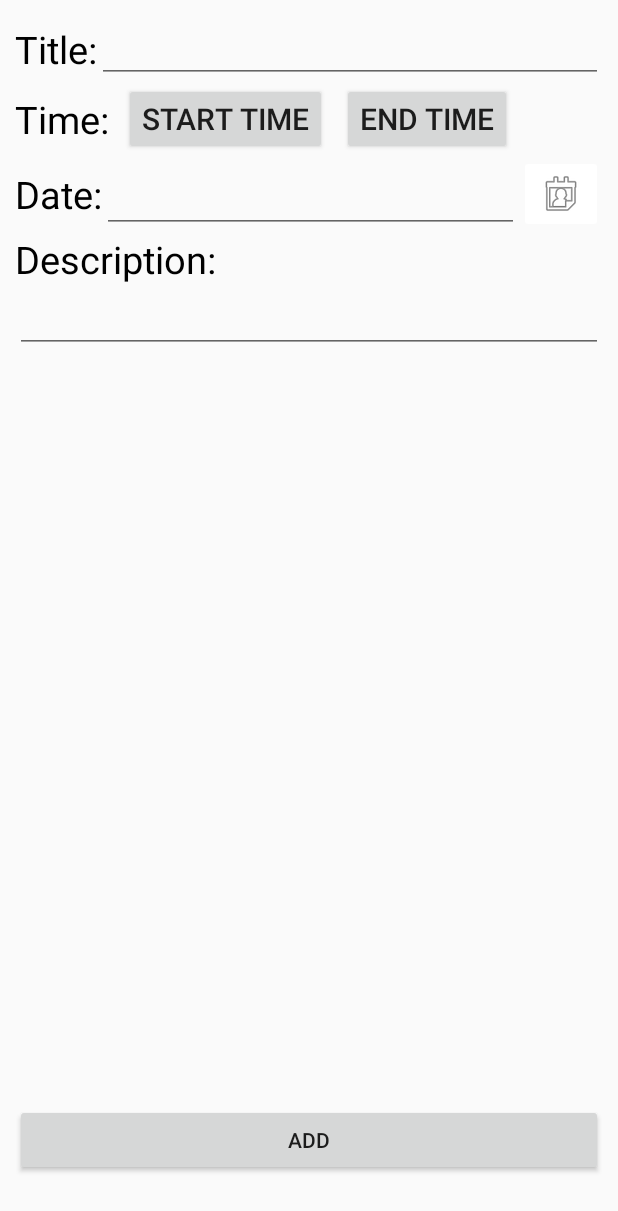
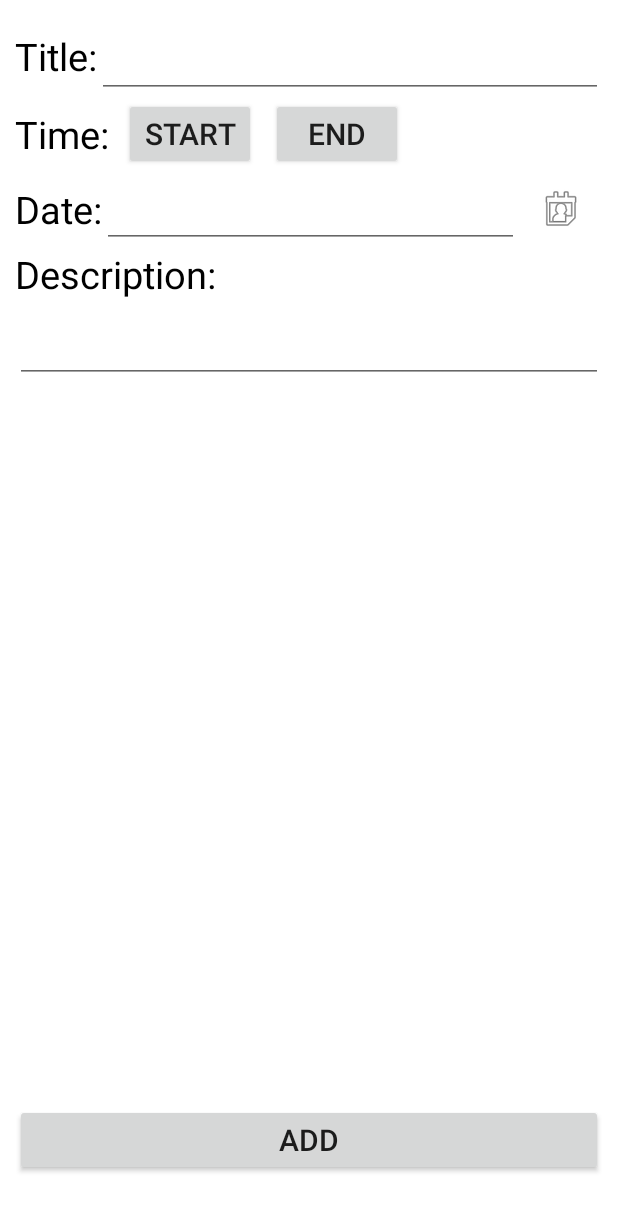
Before and after one commit to Gevorkyan-Narek/Diary, an Android app: the fragment EventViewFragment placed in its activity, on a phone screen of 412 x 824 dp. Shown: the top 1211 px of the screen. Run offline under Robolectric (Android 15) with nearby library versions, the light colour scheme and no system bars; libraries missing offline, so code that uses them is left out: com.jakewharton.threetenabp, io.realm; 4 statements that could not run were skipped.

Commit message:
Добавлена возможность просмотра и изменения событий

```diff
--- a/app/src/main/java/com/cyclone/diary/Model/Event.kt
+++ b/app/src/main/java/com/cyclone/diary/Model/Event.kt
@@ -8,7 +8,7 @@ import java.util.*
 open class Event(
     @PrimaryKey open var id: Int = 0,
     open var title: String = "",
-    open var time: String = "",
+    open var starttime: String = "",
     open var endtime: String = "",
     open var date: String = "",
     open var description: String = ""
--- a/app/src/main/java/com/cyclone/diary/Model/EventModel.kt
+++ b/app/src/main/java/com/cyclone/diary/Model/EventModel.kt
@@ -20,7 +20,7 @@ class EventModel : EventInterface {
     override fun editEvent(realm: Realm, event: Event): Boolean {
         return try {
             realm.beginTransaction()
-            realm.copyToRealm(event)
+            realm.copyToRealmOrUpdate(event)
             realm.commitTransaction()
             true
         } catch (e: Exception) {
--- a/app/src/main/java/com/cyclone/diary/View/CalendarViewFragment.kt
+++ b/app/src/main/java/com/cyclone/diary/View/CalendarViewFragment.kt
@@ -67,7 +67,6 @@ class CalendarViewFragment : Fragment() {
         }
 
         recyclerView.adapter = Adapter(currentEvents)
-
         return view
     }
 
--- a/app/src/main/res/layout/event_view.xml
+++ b/app/src/main/res/layout/event_view.xml
@@ -2,7 +2,8 @@
 <RelativeLayout xmlns:android="http://schemas.android.com/apk/res/android"
     android:layout_width="match_parent"
     android:layout_height="match_parent"
-    android:padding="10dp">
+    android:padding="10dp"
+    android:background="@android:color/white">
 
     <LinearLayout
         android:id="@+id/title_line"
@@ -23,6 +24,7 @@
             android:layout_width="match_parent"
             android:layout_height="wrap_content"
             android:gravity="center_vertical"
+            android:textSize="25sp"
             android:inputType="text" />
     </LinearLayout>
 
@@ -46,14 +48,14 @@
             android:id="@+id/time"
             android:layout_width="wrap_content"
             android:layout_height="wrap_content"
-            android:text="Start time"
+            android:text="Start"
             android:textSize="20sp"/>
         <Button
             android:layout_marginLeft="10dp"
             android:id="@+id/endtime"
             android:layout_width="wrap_content"
             android:layout_height="wrap_content"
-            android:text="End time"
+            android:text="End"
             android:textSize="20sp"/>
     </LinearLayout>
 
@@ -109,6 +111,7 @@
             android:layout_width="match_parent"
             android:layout_height="wrap_content"
             android:gravity="center_vertical"
+            android:textSize="25sp"
             android:inputType="textMultiLine" />
     </LinearLayout>
 
@@ -117,6 +120,7 @@
         android:layout_width="match_parent"
         android:layout_height="wrap_content"
         android:layout_alignParentBottom="true"
+        android:layout_marginBottom="30dp"
         android:text="Add"
-        android:layout_marginBottom="30dp"/>
+        android:textSize="20sp" />
 </RelativeLayout>
--- a/app/src/main/res/layout/fragment_calendar.xml
+++ b/app/src/main/res/layout/fragment_calendar.xml
@@ -25,6 +25,8 @@
 
             <ImageView
                 android:layout_width="match_parent"
+                android:layout_marginTop="5dp"
+                android:layout_marginBottom="5dp"
                 android:layout_height="3dp"
                 android:background="@drawable/black_line" />
         </LinearLayout>
```
Also changed, not shown: app/src/main/java/com/cyclone/diary/Presenter/Adapter.kt (+21 -7 lines), app/src/main/java/com/cyclone/diary/View/EventViewFragment.kt (+68 -1 lines), app/src/main/res/layout/time_item_list.xml (+4 -3 lines).
